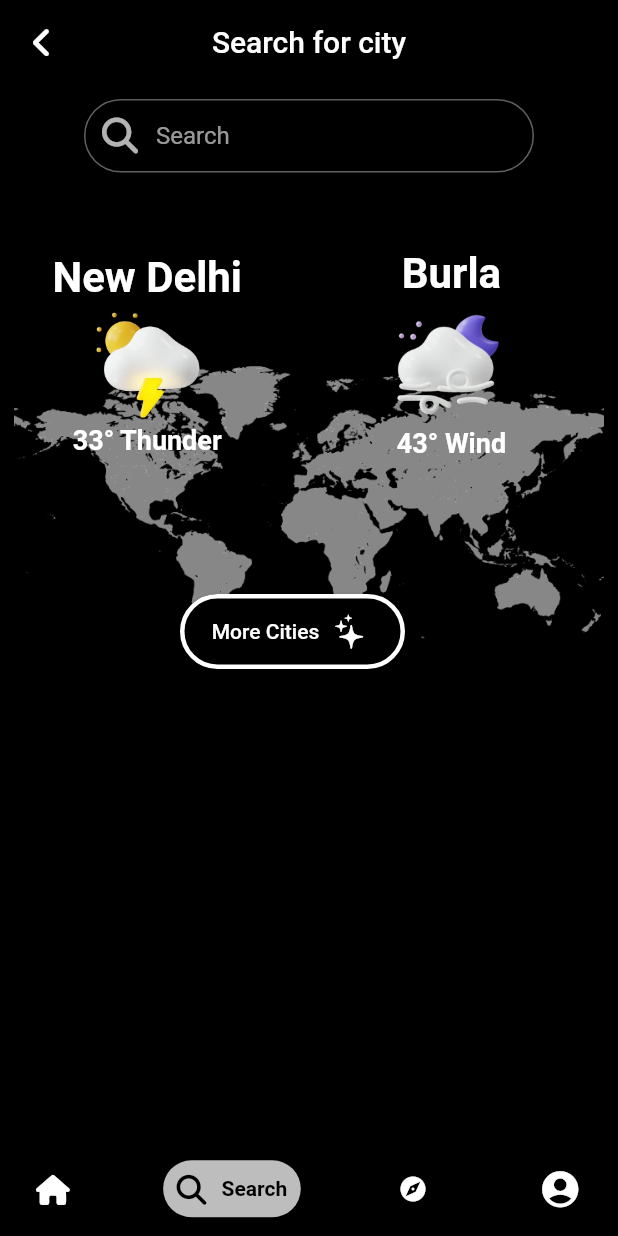
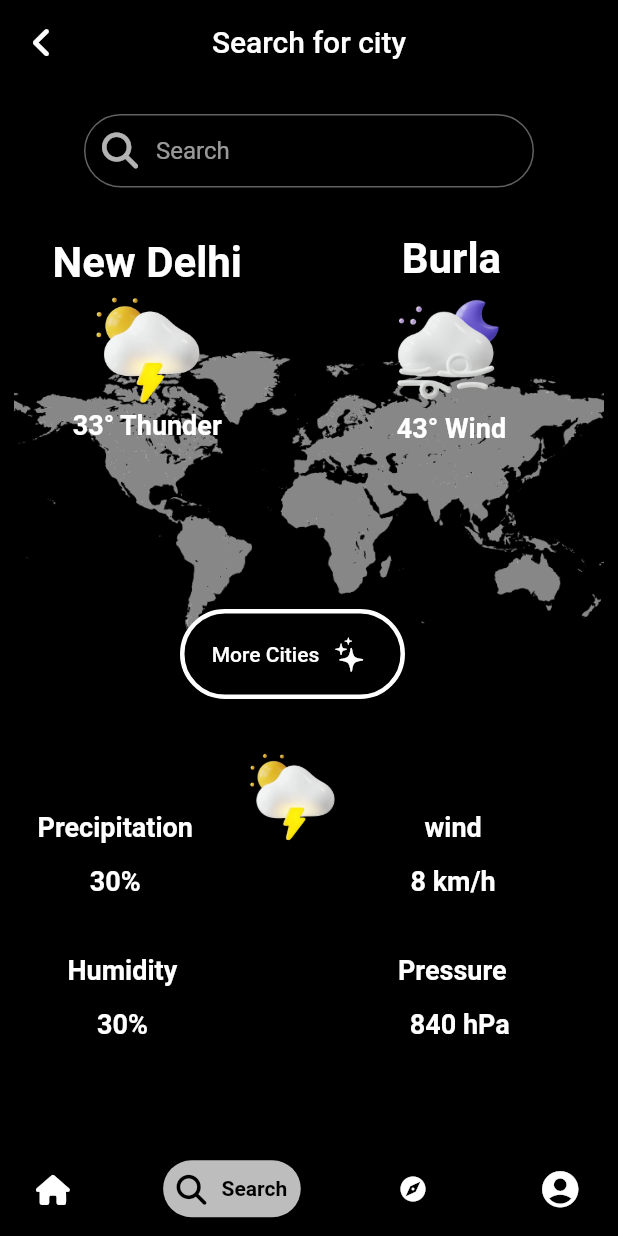
Before and after one commit to EnigmaTasks/WeatherApp, a Flutter app: the screen it shows after launch, item 2 of the bottom bar chosen, on a phone screen of 412 x 824 dp. Run offline on Flutter 3.47's test engine with Material 2 defaults, Android fonts, the phone set to English and light mode, and no system bars; drawn by our look-alikes of google_nav_bar; our stand-ins replace font_awesome_flutter, geocoding, google_fonts, location; missing offline and left inert: dark_light_button.

```diff
--- a/lib/Debasish/SearchPage.dart
+++ b/lib/Debasish/SearchPage.dart
@@ -13,7 +13,7 @@ class SearchPage extends StatelessWidget {
     return Column(
       children: [
         const SizedBox(
-          height: 10,
+          height: 20,
         ),
         SizedBox(
           height: 50,
@@ -37,7 +37,7 @@ class SearchPage extends StatelessWidget {
               child: Stack(
                 children: [
                   Positioned(
-                    top: 120,
+                    top: 100,
                     right: 0,
                     left: 0,
                     child: Image.asset(
@@ -46,7 +46,7 @@ class SearchPage extends StatelessWidget {
                     ),
                   ),
                   Positioned(
-                    top: 50,
+                    top: 30,
                     left: 35,
                     child: Row(
                       mainAxisAlignment: MainAxisAlignment.spaceEvenly,
@@ -115,14 +115,14 @@ class SearchPage extends StatelessWidget {
                     top: 280,
                     left: 120,
                     child: SizedBox(
-                      height: 50,
+                      height: 60,
                       width: 150,
                       child: ElevatedButton.icon(
                         onPressed: () {},
-                        icon: Text('More Cities'),
-                        label: Icon(CupertinoIcons.sparkles),
+                        icon: const Text('More Cities'),
+                        label: const Icon(CupertinoIcons.sparkles),
                         style: ElevatedButton.styleFrom(
-                            primary: Colors.black,
+                            backgroundColor: Colors.black,
                             side:
                                 const BorderSide(width: 3, color: Colors.white),
                             shape: RoundedRectangleBorder(
@@ -136,34 +136,145 @@ class SearchPage extends StatelessWidget {
           ],
         ),
         const SizedBox(
-          height: 10,
+          height: 25,
         ),
-        // Column(
-        //   children: [
-        //     Positioned(
-        //       top: 10,
-        //       left: 10,
-        //       child: Row(
-        //         mainAxisAlignment: MainAxisAlignment.spaceEvenly,
-        //         children: [
-        //           Column(
-        //             crossAxisAlignment: CrossAxisAlignment.center,
-        //             children: [
-        //               Padding(
-        //                 padding: EdgeInsets.only(top: 0.0),
-        //                 child: Text(
-        //                   'Precipitation',
-        //                   style: GoogleFonts.aBeeZee(
-        //                       fontSize: 18, fontWeight: FontWeight.bold),
-        //                 ),
-        //               )
-        //             ],
-        //           ),
-        //         ],
-        //       ),
-        //     ),
-        //   ],
-        // ),
+        Column(
+          children: [
+            SizedBox(
+              height: 95,
+              child: Stack(
+                children: [
+                  Positioned(
+                    left: 160,
+                    child: Image.asset(
+                      'lib/assets/thundercopy.png',
+                      scale: 5.5,
+                    ),
+                  ),
+                  Positioned(
+                      top: 40,
+                      left: 25,
+                      child: Row(
+                        mainAxisAlignment: MainAxisAlignment.spaceEvenly,
+                        children: [
+                          Column(
+                            crossAxisAlignment: CrossAxisAlignment.center,
+                            children: [
+                              Padding(
+                                padding: const EdgeInsets.only(bottom: 0.0),
+                                child: Text(
+                                  'Precipitation',
+                                  style: GoogleFonts.aBeeZee(
+                                      fontSize: 18,
+                                      fontWeight: FontWeight.bold),
+                                ),
+                              ),
+                              Padding(
+                                padding: EdgeInsets.only(top: 15),
+                                child: Text(
+                                  '30%',
+                                  style: GoogleFonts.aBeeZee(
+                                      fontSize: 18,
+                                      fontWeight: FontWeight.bold),
+                                ),
+                              )
+                            ],
+                          ),
+                          Column(
+                            crossAxisAlignment: CrossAxisAlignment.center,
+                            children: [
+                              Padding(
+                                padding: const EdgeInsets.only(left: 145.0),
+                                child: Text(
+                                  'wind',
+                                  style: GoogleFonts.aBeeZee(
+                                      fontSize: 18,
+                                      fontWeight: FontWeight.bold),
+                                ),
+                              ),
+                              Padding(
+                                padding: EdgeInsets.only(top: 15, left: 145),
+                                child: Text(
+                                  '8 km/h',
+                                  style: GoogleFonts.aBeeZee(
+                                      fontSize: 18,
+                                      fontWeight: FontWeight.bold),
+                                ),
+                              )
+                            ],
+                          ),
+                        ],
+                      ))
+                ],
+              ),
+            )
+          ],
+        ),
+        Column(
+          children: [
+            SizedBox(
+              height: 95,
+              child: Stack(
+                children: [
+                  Positioned(
+                      top: 40,
+                      left: 45,
+                      child: Row(
+                        mainAxisAlignment: MainAxisAlignment.spaceEvenly,
+                        children: [
+                          Column(
+                            crossAxisAlignment: CrossAxisAlignment.center,
+                            children: [
+                              Padding(
+                                padding: const EdgeInsets.only(bottom: 0.0),
+                                child: Text(
+                                  'Humidity',
+                                  style: GoogleFonts.aBeeZee(
+                                      fontSize: 18,
+                                      fontWeight: FontWeight.bold),
+                                ),
+                              ),
+                              Padding(
+                                padding: EdgeInsets.only(top: 15),
+                                child: Text(
+                                  '30%',
+                                  style: GoogleFonts.aBeeZee(
+                                      fontSize: 18,
+                                      fontWeight: FontWeight.bold),
+                                ),
+                              )
+                            ],
+                          ),
+                          Column(
+                            crossAxisAlignment: CrossAxisAlignment.center,
+                            children: [
+                              Padding(
+                                padding: const EdgeInsets.only(left: 145.0),
+                                child: Text(
+                                  'Pressure',
+                                  style: GoogleFonts.aBeeZee(
+                                      fontSize: 18,
+                                      fontWeight: FontWeight.bold),
+                                ),
+                              ),
+                              Padding(
+                                padding: EdgeInsets.only(top: 15, left: 155),
+                                child: Text(
+                                  '840 hPa',
+                                  style: GoogleFonts.aBeeZee(
+                                      fontSize: 18,
+                                      fontWeight: FontWeight.bold),
+                                ),
+                              )
+                            ],
+                          ),
+                        ],
+                      ))
+                ],
+              ),
+            )
+          ],
+        )
       ],
     );
   }
```
